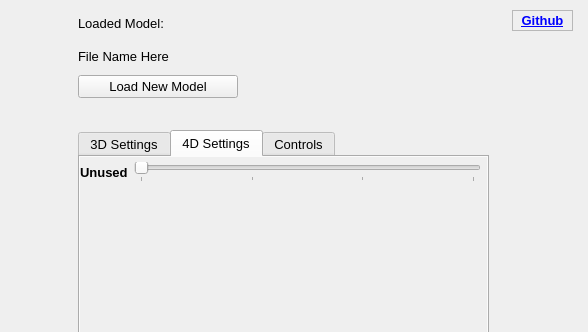
The window that src/Viewport.ui (Luminic/NWAPW_RayTracer) describes before a commit, drawn with Qt 5; both pictures show x 692 to 1280 and y 0 to 332 of the 1280 by 640 pixel window.
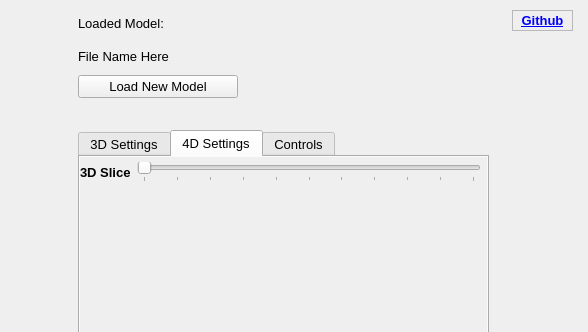
The same window after the commit. The open tabs and pages were chosen to show the change.

```diff
--- a/src/Viewport.ui
+++ b/src/Viewport.ui
@@ -132,7 +132,7 @@
          </font>
         </property>
         <property name="text">
-         <string>Unused</string>
+         <string>3D Slice</string>
         </property>
        </widget>
       </item>
@@ -142,10 +142,13 @@
          <enum>Qt::LeftToRight</enum>
         </property>
         <property name="minimum">
-         <number>1000</number>
+         <number>0</number>
         </property>
         <property name="maximum">
-         <number>4000</number>
+         <number>10000</number>
+        </property>
+        <property name="value">
+         <number>0</number>
         </property>
         <property name="orientation">
          <enum>Qt::Horizontal</enum>
```
Left out of the diff: 4 changed lines with no effect on the pictures.
